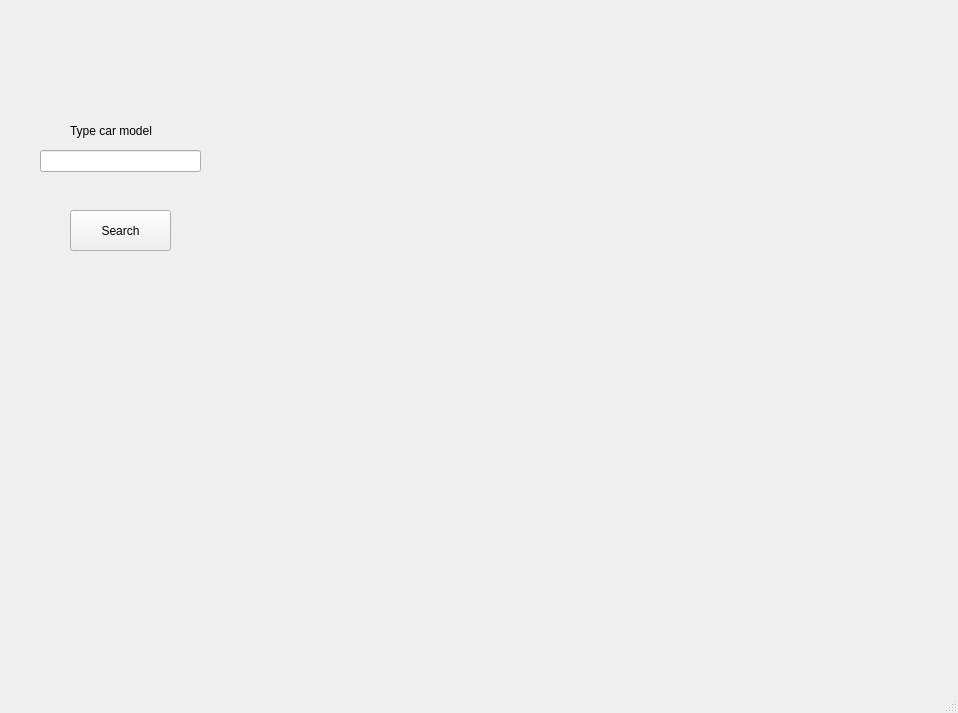
Qt form mygui.ui (Zakjer/CarFinder) before a commit.
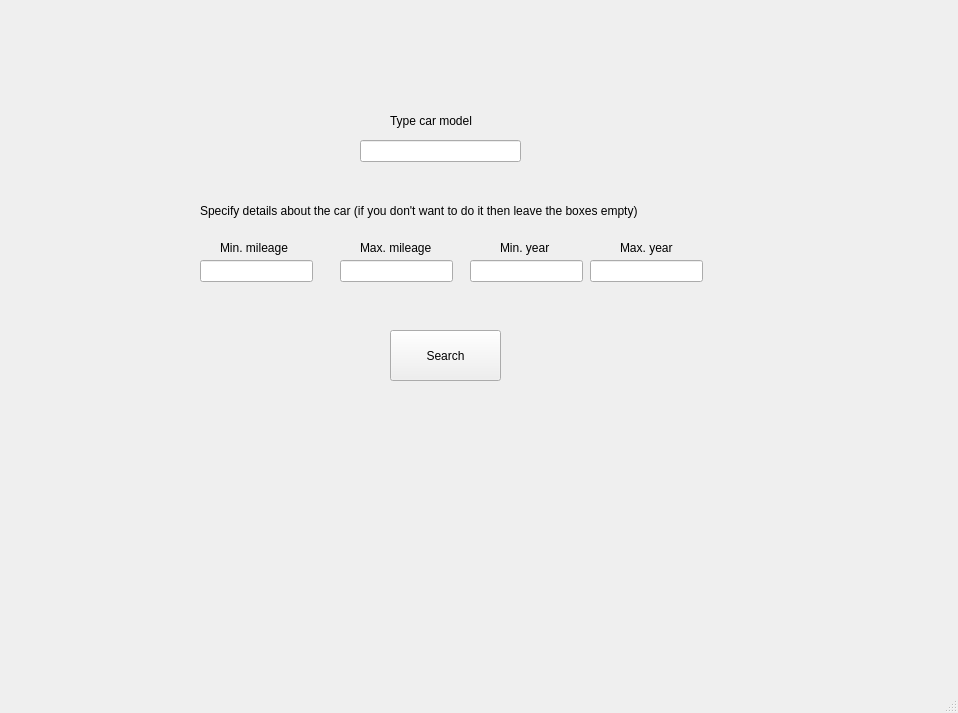
The same form after that commit.

Commit message: Adding all inputs to GUI and error handling

Diff of the .ui file:
```diff
--- a/mygui.ui
+++ b/mygui.ui
@@ -17,8 +17,8 @@
    <widget class="QLineEdit" name="lineEdit">
     <property name="geometry">
      <rect>
-      <x>40</x>
-      <y>150</y>
+      <x>360</x>
+      <y>140</y>
       <width>161</width>
       <height>22</height>
      </rect>
@@ -27,9 +27,9 @@
    <widget class="QLabel" name="label">
     <property name="geometry">
      <rect>
-      <x>70</x>
-      <y>120</y>
-      <width>141</width>
+      <x>390</x>
+      <y>110</y>
+      <width>91</width>
       <height>21</height>
      </rect>
     </property>
@@ -40,16 +40,121 @@
    <widget class="QPushButton" name="search">
     <property name="geometry">
      <rect>
-      <x>70</x>
-      <y>210</y>
-      <width>101</width>
-      <height>41</height>
+      <x>390</x>
+      <y>330</y>
+      <width>111</width>
+      <height>51</height>
      </rect>
     </property>
     <property name="text">
      <string>Search</string>
     </property>
    </widget>
+   <widget class="QLabel" name="label_2">
+    <property name="geometry">
+     <rect>
+      <x>200</x>
+      <y>190</y>
+      <width>481</width>
+      <height>41</height>
+     </rect>
+    </property>
+    <property name="text">
+     <string>Specify details about the car (if you don't want to do it then leave the boxes empty)</string>
+    </property>
+   </widget>
+   <widget class="QLineEdit" name="min_mileage">
+    <property name="geometry">
+     <rect>
+      <x>200</x>
+      <y>260</y>
+      <width>113</width>
+      <height>22</height>
+     </rect>
+    </property>
+   </widget>
+   <widget class="QLabel" name="label_3">
+    <property name="geometry">
+     <rect>
+      <x>220</x>
+      <y>240</y>
+      <width>81</width>
+      <height>16</height>
+     </rect>
+    </property>
+    <property name="text">
+     <string>Min. mileage</string>
+    </property>
+   </widget>
+   <widget class="QLineEdit" name="max_mileage">
+    <property name="geometry">
+     <rect>
+      <x>340</x>
+      <y>260</y>
+      <width>113</width>
+      <height>22</height>
+     </rect>
+    </property>
+   </widget>
+   <widget class="QLineEdit" name="min_year">
+    <property name="geometry">
+     <rect>
+      <x>470</x>
+      <y>260</y>
+      <width>113</width>
+      <height>22</height>
+     </rect>
+    </property>
+   </widget>
+   <widget class="QLineEdit" name="max_year">
+    <property name="geometry">
+     <rect>
+      <x>590</x>
+      <y>260</y>
+      <width>113</width>
+      <height>22</height>
+     </rect>
+    </property>
+   </widget>
+   <widget class="QLabel" name="label_4">
+    <property name="geometry">
+     <rect>
+      <x>360</x>
+      <y>240</y>
+      <width>81</width>
+      <height>16</height>
+     </rect>
+    </property>
+    <property name="text">
+     <string>Max. mileage</string>
+    </property>
+   </widget>
+   <widget class="QLabel" name="label_5">
+    <property name="geometry">
+     <rect>
+      <x>500</x>
+      <y>240</y>
+      <width>55</width>
+      <height>16</height>
+     </rect>
+    </property>
+    <property name="text">
+     <string>Min. year</string>
+    </property>
+   </widget>
+   <widget class="QLabel" name="label_6">
+    <property name="geometry">
+     <rect>
+      <x>620</x>
+      <y>240</y>
+      <width>55</width>
+      <height>16</height>
+     </rect>
+    </property>
+    <property name="text">
+     <string>Max. year</string>
+    </property>
+   </widget>
   </widget>
   <widget class="QMenuBar" name="menubar">
    <property name="geometry">
```
Left out of the diff: 2 changed lines with no effect on the pictures. The commit also changes 4 other files.
